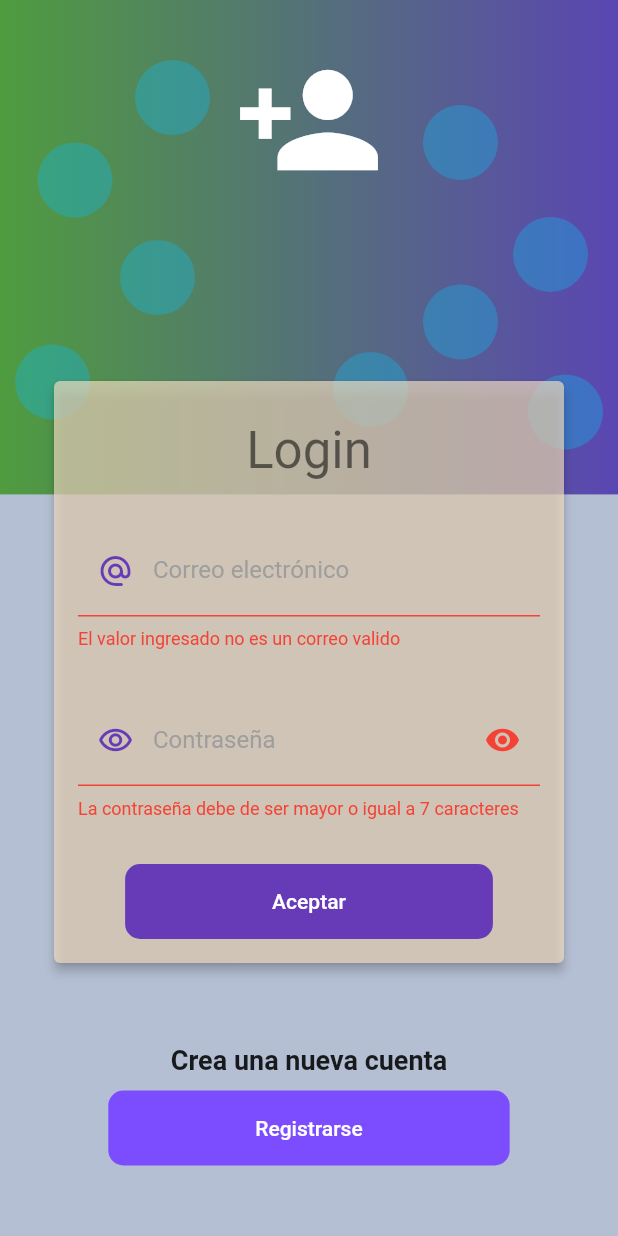
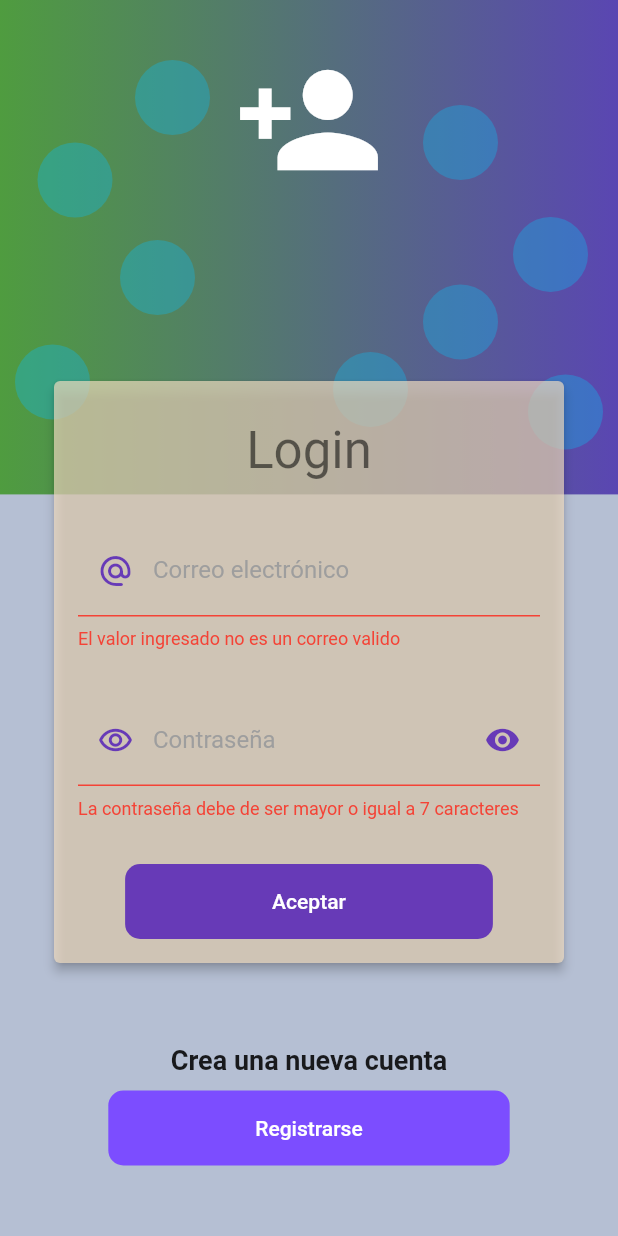
Before and after one commit to winarmarianoj/shop_of_vehicles, a Flutter app: the screen it shows after launch, after a tap on "Aceptar", on a phone screen of 412 x 824 dp. Run offline on Flutter 3.47's test engine with Material 2 defaults, Android fonts, the phone set to English and light mode, and no system bars; our stand-ins replace carousel_slider, flutter_bloc, flutter_svg, font_awesome_flutter; missing offline and left inert: dart:ffi.

Commit message:
Creando mas widget en el login

```diff
--- a/lib/screens/ui/login/loginScreen.dart
+++ b/lib/screens/ui/login/loginScreen.dart
@@ -85,7 +85,19 @@ class _LoginFormState extends State<_LoginForm> {
         autovalidateMode: AutovalidateMode.onUserInteraction,
         child: Column(
           children: [
-            TextFormField(
+            _buildEmail(loginForm),
+            SizedBox(height: 30),
+            _buildPassword(loginForm),
+            const SizedBox(height: 30),
+            _pressButton(loginForm),
+          ],
+        ),
+      ),
+    );
+  }
+
+  Widget _buildEmail(LoginFormProvider loginForm) {
+    return TextFormField(
       autocorrect: false,
       keyboardType: TextInputType.emailAddress,
       decoration: InputDecorations.authInputDecoration(
@@ -99,9 +111,11 @@ class _LoginFormState extends State<_LoginForm> {
         RegExp regExp = new RegExp(pattern);
         return regExp.hasMatch(value ?? '') ? null : textInvalidData;
       },
-            ),
-            SizedBox(height: 30),
-            TextFormField(
+    );
+  }
+
+  Widget _buildPassword(LoginFormProvider loginForm) {
+  return TextFormField(
       autocorrect: false,
       obscureText: passVisible,
       keyboardType: TextInputType.text,
@@ -125,7 +139,7 @@ class _LoginFormState extends State<_LoginForm> {
               passVisible
                 ? Icons.visibility
                 : Icons.visibility_off,
-                        //color: Colors.red,
+                color: themeInputDecorationLogin,
             ),
             onPressed: (() {
               setState(() {
@@ -138,9 +152,11 @@ class _LoginFormState extends State<_LoginForm> {
       validator: (value) {
         return (value != null && value.length > 6) ? null : textInvalidDataPassword;
       },
-            ),
-            const SizedBox(height: 30),
-            MaterialButton(
+    );
+  }
+
+  Widget _pressButton(LoginFormProvider loginForm){
+    return MaterialButton(
       shape: RoundedRectangleBorder(
           borderRadius: BorderRadius.circular(10)),
       disabledColor: themeLoginDisableButton,
@@ -180,10 +196,6 @@ class _LoginFormState extends State<_LoginForm> {
                 );
               }
           }
-            ),
-          ],
-        ),
-      ),
     );
   }
 }
--- a/lib/screens/ui/register/registerScreen.dart
+++ b/lib/screens/ui/register/registerScreen.dart
@@ -152,7 +152,7 @@ class _RegisterFormState extends State<RegisterForm> {
                       passVisible
                         ? Icons.visibility
                         : Icons.visibility_off,
-                        //color: Colors.red,
+                        color: themeInputDecorationLogin,
                     ),
                     onPressed: (() {
                       setState(() {
```
Lines whose indentation alone changed are shown as unchanged.
